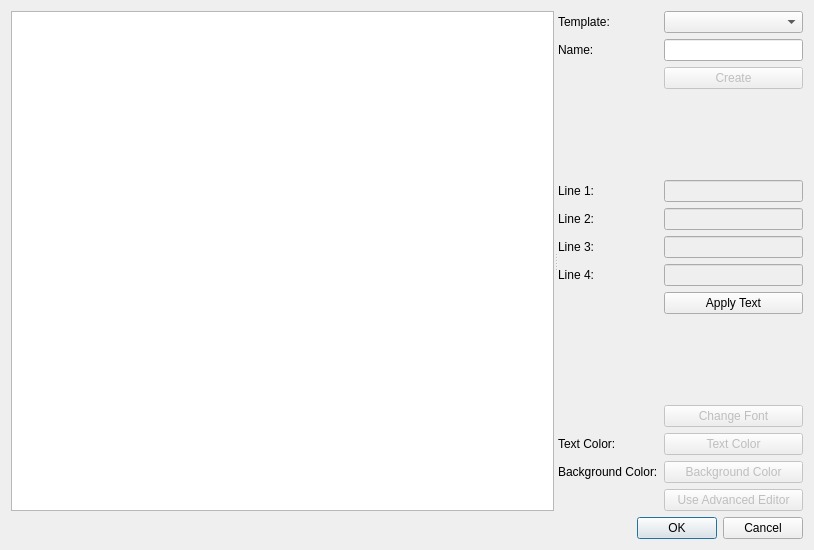
First picture: the form in src/windows/ui/title-editor.ui, repository OpenShot/openshot-qt, before the edit.
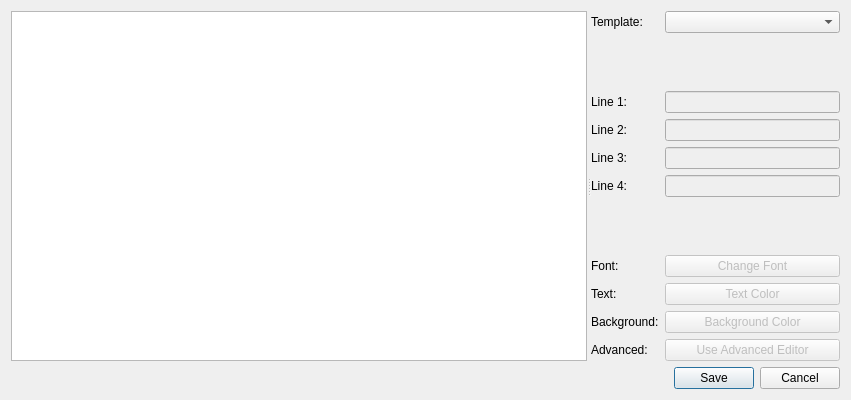
Second picture: the form after the edit.

Commit message: Made some huge changes to the title editor and fixed lots of bugs, also changed it to display real-time changes to text and settings, and use a Qt Save dialog when the user is done.

The edit to the form file:
```diff
--- a/src/windows/ui/title-editor.ui
+++ b/src/windows/ui/title-editor.ui
@@ -6,8 +6,8 @@
    <rect>
     <x>0</x>
     <y>0</y>
-    <width>814</width>
-    <height>550</height>
+    <width>851</width>
+    <height>400</height>
    </rect>
   </property>
   <property name="windowTitle">
@@ -23,7 +23,7 @@
       <enum>Qt::Horizontal</enum>
      </property>
      <property name="standardButtons">
-      <set>QDialogButtonBox::Cancel|QDialogButtonBox::Ok</set>
+      <set>QDialogButtonBox::Cancel|QDialogButtonBox::Save</set>
      </property>
     </widget>
    </item>
@@ -38,7 +38,7 @@
         <widget class="QGraphicsView" name="graphicsView">
          <property name="minimumSize">
           <size>
-           <width>500</width>
+           <width>450</width>
            <height>0</height>
           </size>
          </property>
@@ -83,40 +83,7 @@
          </property>
         </widget>
        </item>
-       <item row="2" column="0">
-        <widget class="QLabel" name="label_2">
-         <property name="text">
-          <string>Name:</string>
-         </property>
-        </widget>
-       </item>
        <item row="2" column="1">
-        <widget class="QLineEdit" name="txtName">
-         <property name="enabled">
-          <bool>true</bool>
-         </property>
-         <property name="toolTip">
-          <string>Do not enter a file extension</string>
-         </property>
-        </widget>
-       </item>
-       <item row="3" column="1">
-        <widget class="QPushButton" name="btnCreateNew">
-         <property name="enabled">
-          <bool>false</bool>
-         </property>
-         <property name="sizePolicy">
-          <sizepolicy hsizetype="Minimum" vsizetype="Fixed">
-           <horstretch>0</horstretch>
-           <verstretch>0</verstretch>
-          </sizepolicy>
-         </property>
-         <property name="text">
-          <string>Create</string>
-         </property>
-        </widget>
-       </item>
-       <item row="4" column="1">
         <spacer name="verticalSpacer">
          <property name="orientation">
           <enum>Qt::Vertical</enum>
@@ -129,14 +96,14 @@
          </property>
         </spacer>
        </item>
-       <item row="5" column="0">
+       <item row="3" column="0">
         <widget class="QLabel" name="lblLine1">
          <property name="text">
           <string>Line 1:</string>
          </property>
         </widget>
        </item>
-       <item row="5" column="1">
+       <item row="3" column="1">
         <widget class="QLineEdit" name="txtLine1">
          <property name="enabled">
           <bool>false</bool>
@@ -155,56 +122,49 @@
          </property>
         </widget>
        </item>
-       <item row="6" column="0">
+       <item row="4" column="0">
         <widget class="QLabel" name="lblLine2">
          <property name="text">
           <string>Line 2:</string>
          </property>
         </widget>
        </item>
-       <item row="6" column="1">
+       <item row="4" column="1">
         <widget class="QLineEdit" name="txtLine2">
          <property name="enabled">
           <bool>false</bool>
          </property>
         </widget>
        </item>
-       <item row="7" column="0">
+       <item row="5" column="0">
         <widget class="QLabel" name="lblLine3">
          <property name="text">
           <string>Line 3:</string>
          </property>
         </widget>
        </item>
-       <item row="7" column="1">
+       <item row="5" column="1">
         <widget class="QLineEdit" name="txtLine3">
          <property name="enabled">
           <bool>false</bool>
          </property>
         </widget>
        </item>
-       <item row="8" column="0">
+       <item row="6" column="0">
         <widget class="QLabel" name="lblLine4">
          <property name="text">
           <string>Line 4:</string>
          </property>
         </widget>
        </item>
-       <item row="8" column="1">
+       <item row="6" column="1">
         <widget class="QLineEdit" name="txtLine4">
          <property name="enabled">
           <bool>false</bool>
          </property>
         </widget>
        </item>
-       <item row="9" column="1">
-        <widget class="QPushButton" name="btnApplyText">
-         <property name="text">
-          <string>Apply Text</string>
-         </property>
-        </widget>
-       </item>
-       <item row="10" column="1">
+       <item row="7" column="1">
         <spacer name="verticalSpacer_2">
          <property name="orientation">
           <enum>Qt::Vertical</enum>
@@ -217,7 +177,7 @@
          </property>
         </spacer>
        </item>
-       <item row="11" column="1">
+       <item row="8" column="1">
         <widget class="QPushButton" name="btnFont">
          <property name="enabled">
           <bool>false</bool>
@@ -227,14 +187,7 @@
          </property>
         </widget>
        </item>
-       <item row="12" column="0">
-        <widget class="QLabel" name="label_3">
-         <property name="text">
-          <string>Text Color:</string>
-         </property>
-        </widget>
-       </item>
-       <item row="12" column="1">
+       <item row="9" column="1">
         <widget class="QPushButton" name="btnFontColor">
          <property name="enabled">
           <bool>false</bool>
@@ -247,14 +200,7 @@
          </property>
         </widget>
        </item>
-       <item row="13" column="0">
-        <widget class="QLabel" name="label_4">
-         <property name="text">
-          <string>Background Color:</string>
-         </property>
-        </widget>
-       </item>
-       <item row="13" column="1">
+       <item row="10" column="1">
         <widget class="QPushButton" name="btnBackgroundColor">
          <property name="enabled">
           <bool>false</bool>
@@ -267,7 +213,7 @@
          </property>
         </widget>
        </item>
-       <item row="14" column="1">
+       <item row="11" column="1">
         <widget class="QPushButton" name="btnAdvanced">
          <property name="enabled">
           <bool>false</bool>
@@ -277,6 +223,34 @@
          </property>
         </widget>
        </item>
+       <item row="8" column="0">
+        <widget class="QLabel" name="lblFont">
+         <property name="text">
+          <string>Font:</string>
+         </property>
+        </widget>
+       </item>
+       <item row="9" column="0">
+        <widget class="QLabel" name="lblTextColor">
+         <property name="text">
+          <string>Text:</string>
+         </property>
+        </widget>
+       </item>
+       <item row="10" column="0">
+        <widget class="QLabel" name="lblBackColor">
+         <property name="text">
+          <string>Background:</string>
+         </property>
+        </widget>
+       </item>
+       <item row="11" column="0">
+        <widget class="QLabel" name="lblAdvanced">
+         <property name="text">
+          <string>Advanced:</string>
+         </property>
+        </widget>
+       </item>
       </layout>
      </widget>
     </widget>
```
Left out of the diff: 3 changed lines with no effect on the pictures. The commit also changes 2 other files.
